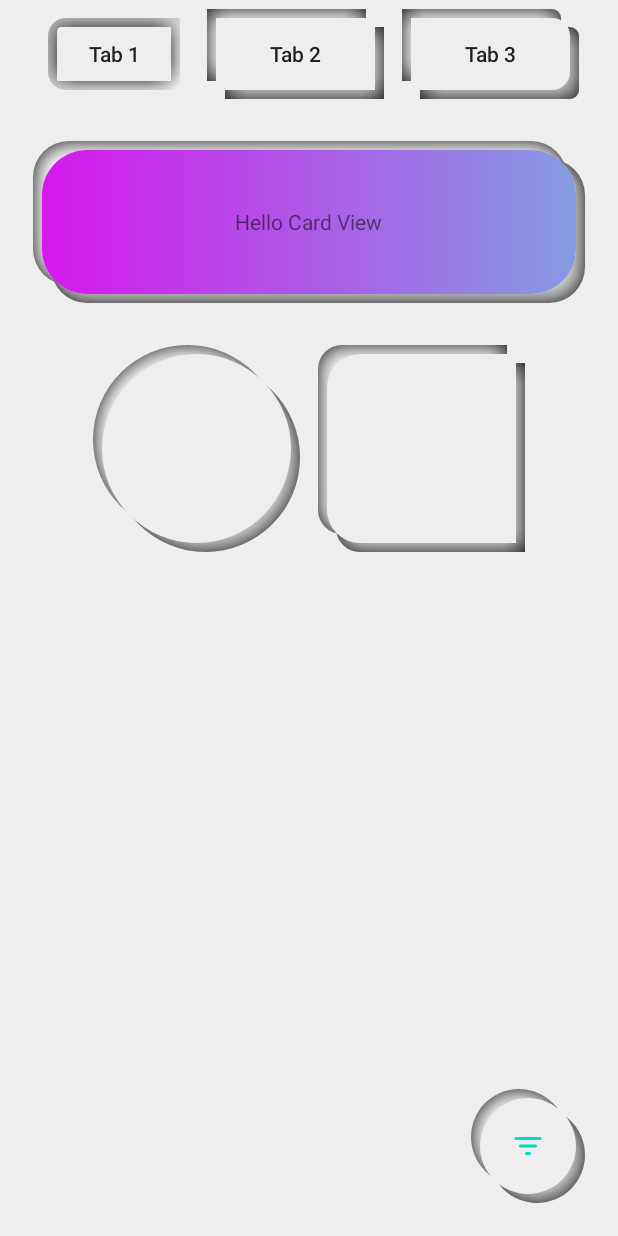
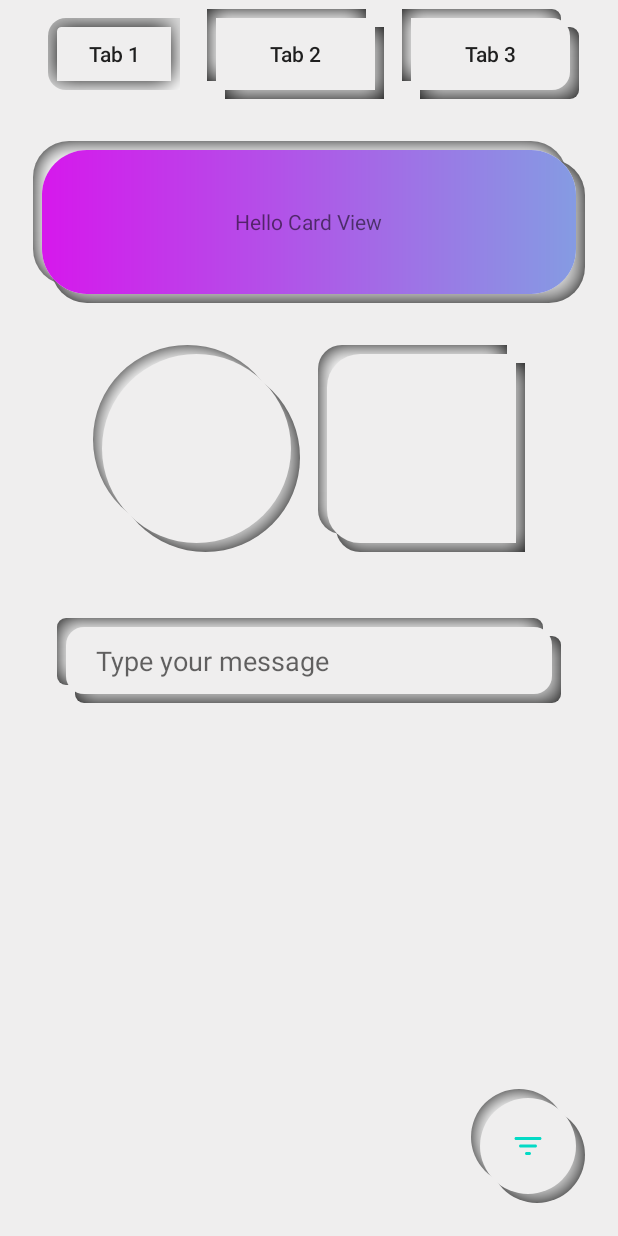
Before and after one commit to SimformSolutionsPvtLtd/SSAndroidNeumorphicKit, an Android app: the layout activity_main.xml on its own in the app's theme, with its tools: preview values and no code run, on a phone screen of 412 x 824 dp. Run offline under Robolectric (Android 15) with nearby library versions, the phone set to English and light mode, and no system bars.

Commit message:
Add NumorphEditText

```diff
--- a/demo/src/main/res/layout/activity_main.xml
+++ b/demo/src/main/res/layout/activity_main.xml
@@ -98,6 +98,17 @@
         app:layout_constraintTop_toBottomOf="@id/numorphCardView"
         app:numorph_shapeAppearance="@style/ShapeAppearance.ImageRounded" />
 
+    <com.simformsolutions.numorphic.component.NumorphEditText
+        android:id="@+id/editText"
+        style="@style/Widget.Numorph.EditText"
+        android:layout_width="match_parent"
+        android:layout_height="wrap_content"
+        android:layout_margin="32dp"
+        android:hint="Type your message"
+        app:layout_constraintEnd_toEndOf="parent"
+        app:layout_constraintStart_toStartOf="parent"
+        app:layout_constraintTop_toBottomOf="@+id/imageView" />
+
     <com.simformsolutions.numorphic.component.NumorphFloatingActionButton
         style="@style/Widget.Numorph.FloatingActionButton"
         android:layout_width="wrap_content"
--- /dev/null
+++ b/numorphic/src/main/java/com/simformsolutions/numorphic/component/NumorphEditText.kt
@@ -0,0 +1,242 @@
+package com.simformsolutions.numorphic.component
+
+import android.content.Context
+import android.content.res.ColorStateList
+import android.graphics.drawable.Drawable
+import android.util.AttributeSet
+import androidx.annotation.ColorInt
+import androidx.appcompat.widget.AppCompatEditText
+import androidx.core.content.ContextCompat
+import com.simformsolutions.numorphic.R
+import com.simformsolutions.numorphic.annotation.ShapeType
+import com.simformsolutions.numorphic.blueprint.NumorphView
+import com.simformsolutions.numorphic.drawable.NumorphShapeDrawable
+import com.simformsolutions.numorphic.model.NumorphShapeAppearanceModel
+import com.simformsolutions.numorphic.util.NumorphResources
+
+class NumorphEditText @JvmOverloads constructor(
+    context: Context,
+    attrs: AttributeSet? = null,
+    defStyleAttr: Int = R.attr.numorphEditTextStyle,
+    defStyleRes: Int = R.style.Widget_Numorph_EditText
+) : AppCompatEditText(context, attrs, defStyleAttr), NumorphView {
+
+    private var isInitialized: Boolean = false
+    private val shapeDrawable: NumorphShapeDrawable
+
+    private var lightShadowColor: Int
+    private var darkShadowColor: Int
+
+    private var insetStart = 0
+    private var insetEnd = 0
+    private var insetTop = 0
+    private var insetBottom = 0
+
+    init {
+        val a = context.obtainStyledAttributes(
+            attrs, R.styleable.NumorphEditText, defStyleAttr, defStyleRes
+        )
+        val fillColor = a.getColorStateList(R.styleable.NumorphEditText_numorph_backgroundColor)
+        val strokeColor = a.getColorStateList(R.styleable.NumorphEditText_numorph_strokeColor)
+        val strokeWidth = a.getDimension(R.styleable.NumorphEditText_numorph_strokeWidth, 0f)
+        val shapeType = a.getInt(R.styleable.NumorphEditText_numorph_shapeType, ShapeType.DEFAULT)
+        val inset = a.getDimensionPixelSize(
+            R.styleable.NumorphEditText_numorph_inset, 0
+        )
+        val insetStart = a.getDimensionPixelSize(
+            R.styleable.NumorphEditText_numorph_insetStart, -1
+        )
+        val insetEnd = a.getDimensionPixelSize(
+            R.styleable.NumorphEditText_numorph_insetEnd, -1
+        )
+        val insetTop = a.getDimensionPixelSize(
+            R.styleable.NumorphEditText_numorph_insetTop, -1
+        )
+        val insetBottom = a.getDimensionPixelSize(
+            R.styleable.NumorphEditText_numorph_insetBottom, -1
+        )
+        val shadowElevation = a.getDimension(
+            R.styleable.NumorphEditText_numorph_shadowElevation, 0f
+        )
+        lightShadowColor = NumorphResources.getColor(
+            context, a,
+            R.styleable.NumorphEditText_numorph_shadowColorLight,
+            R.color.default_color_shadow_light
+        )
+        darkShadowColor = NumorphResources.getColor(
+            context, a,
+            R.styleable.NumorphEditText_numorph_shadowColorDark,
+            R.color.default_color_shadow_dark
+        )
+        val noShadow = a.getBoolean(
+            R.styleable.NumorphEditText_noShadow, false
+        )
+        a.recycle()
+
+        shapeDrawable = NumorphShapeDrawable(context, attrs, defStyleAttr, defStyleRes).apply {
+            setInEditMode(isInEditMode)
+            setShapeType(shapeType)
+            setShadowElevation(shadowElevation)
+            setShadowColorLight(lightShadowColor)
+            setShadowColorDark(darkShadowColor)
+            setFillColor(fillColor)
+            setStroke(strokeWidth, strokeColor)
+            setTranslationZ(translationZ)
+        }
+        internalSetInset(
+            if (insetStart >= 0) insetStart else inset,
+            if (insetTop >= 0) insetTop else inset,
+            if (insetEnd >= 0) insetEnd else inset,
+            if (insetBottom >= 0) insetBottom else inset
+        )
+        setBackgroundInternal(shapeDrawable)
+        if(noShadow) hideShadow() else showShadow()
+        isInitialized = true
+    }
+
+    override fun onTextChanged(
+        text: CharSequence?,
+        start: Int,
+        lengthBefore: Int,
+        lengthAfter: Int
+    ) {
+        super.onTextChanged(text, start, lengthBefore, lengthAfter)
+        requestLayout()
+        invalidate()
+    }
+
+    override fun showShadow() {
+        setShadowColorLight(lightShadowColor)
+        setShadowColorDark(darkShadowColor)
+    }
+
+    override fun hideShadow() {
+        setShadowColorLight(ContextCompat.getColor(context, R.color.transparent))
+        setShadowColorDark(ContextCompat.getColor(context, R.color.transparent))
+    }
+
+    override fun setBackground(drawable: Drawable?) {
+        setBackgroundDrawable(drawable)
+    }
+
+    override fun setBackgroundDrawable(drawable: Drawable?) {
+        /**  Run only when layout measuring is completed. */
+        post {
+            shapeDrawable.setBackgroundDrawable(drawable, width, height)
+        }
+    }
+
+    private fun setBackgroundInternal(drawable: Drawable?) {
+        super.setBackgroundDrawable(drawable)
+    }
+
+    override fun setShapeAppearanceModel(shapeAppearanceModel: NumorphShapeAppearanceModel) {
+        shapeDrawable.setShapeAppearanceModel(shapeAppearanceModel)
+    }
+
+    override fun getShapeAppearanceModel(): NumorphShapeAppearanceModel {
+        return shapeDrawable.getShapeAppearanceModel()
+    }
+
+    override fun setBackgroundColor(color: Int) {
+        shapeDrawable.setFillColor(ColorStateList.valueOf(color))
+    }
+
+    override fun setBackgroundColor(backgroundColor: ColorStateList?) {
+        shapeDrawable.setFillColor(backgroundColor)
+    }
+
+    override fun getBackgroundColor(): ColorStateList? {
+        return shapeDrawable.getFillColor()
+    }
+
+    override fun setStrokeColor(strokeColor: ColorStateList?) {
+        shapeDrawable.setStrokeColor(strokeColor)
+    }
+
+    override fun getStrokeColor(): ColorStateList? {
+        return shapeDrawable.getStrokeColor()
+    }
+
+    override fun setStrokeWidth(strokeWidth: Float) {
+        shapeDrawable.setStrokeWidth(strokeWidth)
+    }
+
+    override fun getStrokeWidth(): Float {
+        return shapeDrawable.getStrokeWidth()
+    }
+
+    override fun setShapeType(@ShapeType shapeType: Int) {
+        shapeDrawable.setShapeType(shapeType)
+    }
+
+    @ShapeType
+    override fun getShapeType(): Int {
+        return shapeDrawable.getShapeType()
+    }
+
+    override fun setInset(left: Int, top: Int, right: Int, bottom: Int) {
+        internalSetInset(left, top, right, bottom)
+    }
+
+    override fun setShadowElevation(shadowElevation: Float) {
+        shapeDrawable.setShadowElevation(shadowElevation)
+    }
+
+    override fun getShadowElevation(): Float {
+        return shapeDrawable.getShadowElevation()
+    }
+
+    override fun setShadowColorLight(@ColorInt shadowColor: Int) {
+        shapeDrawable.setShadowColorLight(shadowColor)
+    }
+
+    override fun getShadowColorLight(): Int {
+        return shapeDrawable.getShadowColorLight()
+    }
+
+    override fun setShadowColorDark(@ColorInt shadowColor: Int) {
+        shapeDrawable.setShadowColorDark(shadowColor)
+    }
+
+    override fun getShadowColorDark(): Int {
+        return shapeDrawable.getShadowColorDark()
+    }
+
+    override fun setTranslationZ(translationZ: Float) {
+        super.setTranslationZ(translationZ)
+        if (isInitialized) {
+            shapeDrawable.setTranslationZ(translationZ)
+        }
+    }
+
+    private fun internalSetInset(left: Int, top: Int, right: Int, bottom: Int) {
+        var changed = false
+        if (insetStart != left) {
+            changed = true
+            insetStart = left
+        }
+        if (insetTop != top) {
+            changed = true
+            insetTop = top
+        }
+        if (insetEnd != right) {
+            changed = true
+            insetEnd = right
+        }
+        if (insetBottom != bottom) {
+            changed = true
+            insetBottom = bottom
+        }
+
+        if (changed) {
+            shapeDrawable.setInset(left, top, right, bottom)
+            requestLayout()
+            invalidateOutline()
+        }
+    }
+
+    companion object {
+        private const val LOG_TAG = "NumorphEditText"
+    }
+}
--- a/numorphic/src/main/res/values/dimen.xml
+++ b/numorphic/src/main/res/values/dimen.xml
@@ -8,6 +8,11 @@
     <!-- Default corner radius -->
     <dimen name="default_corner_radius">24dp</dimen>
 
+    <!--  EditText  -->
+    <dimen name="default_edit_text_padding_vertical">22dp</dimen>
+    <dimen name="default_edit_text_padding_horizontal">32dp</dimen>
+    <dimen name="default_edit_text_corner_radius">6dp</dimen>
+
     <integer name="button_pressed_animation_duration">100</integer>
     <integer name="button_pressed_animation_delay">100</integer>
 </resources>
--- a/numorphic/src/main/res/values/styles.xml
+++ b/numorphic/src/main/res/values/styles.xml
@@ -69,6 +69,20 @@
         <item name="numorph_shapeAppearance">@style/ShapeAppearance.Numorph.ImageView</item>
     </style>
 
+    <style name="Widget.Numorph.EditText" parent="android:Widget.EditText">
+        <item name="android:background">@null</item>
+        <item name="android:paddingTop">@dimen/default_edit_text_padding_vertical</item>
+        <item name="android:paddingBottom">@dimen/default_edit_text_padding_vertical</item>
+        <item name="android:paddingStart">@dimen/default_edit_text_padding_horizontal</item>
+        <item name="android:paddingEnd">@dimen/default_edit_text_padding_horizontal</item>
+        <item name="numorph_inset">@dimen/default_inset</item>
+        <item name="numorph_shadowElevation">6dp</item>
+        <item name="numorph_shadowColorLight">?colorShadowLight</item>
+        <item name="numorph_shadowColorDark">?colorShadowDark</item>
+        <item name="numorph_shapeType">flat</item>
+        <item name="numorph_shapeAppearance">@style/ShapeAppearance.Numorph.EditText</item>
+    </style>
+
     <style name="ShapeAppearance" />
 
     <style name="ShapeAppearance.Neumorph" />
@@ -97,4 +111,9 @@
         <item name="numorph_cornerFamily">rounded</item>
         <item name="numorph_cornerRadius">@dimen/default_corner_radius</item>
     </style>
+
+    <style name="ShapeAppearance.Numorph.EditText" parent="">
+        <item name="numorph_cornerFamily">rounded</item>
+        <item name="numorph_cornerRadius">@dimen/default_edit_text_corner_radius</item>
+    </style>
 </resources>
```
Also changed, not shown: numorphic/src/main/res/values/attrs.xml (+18 -0 lines).
